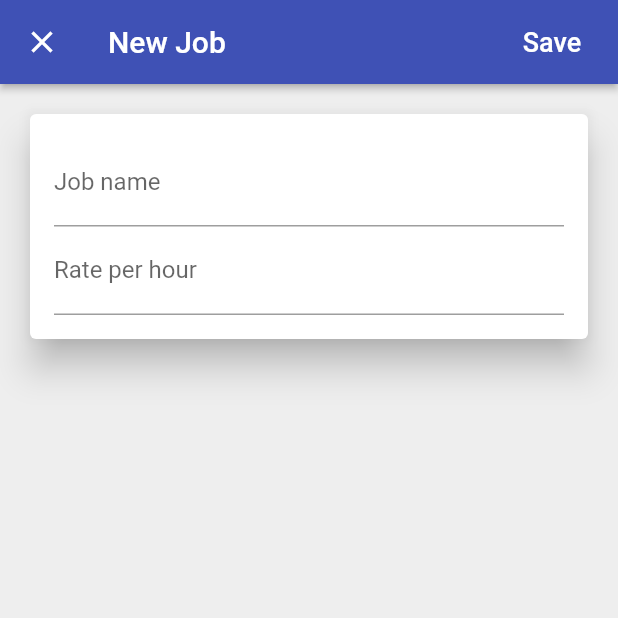
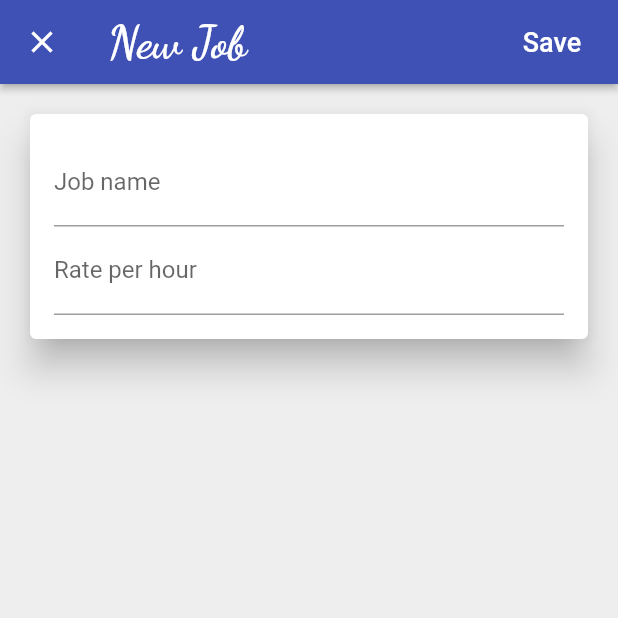
Before and after one commit to AbhishekMaira10/time-tracker-app, a Flutter app: the screen it shows once a user with an empty profile is signed in, after a tap on the "add" icon, on a phone screen of 412 x 824 dp, the top half of it. Run offline on Flutter 3.47's test engine with Material 2 defaults, Android fonts, the phone set to English and light mode, and no system bars; our stand-ins replace cloud_firestore, firebase_auth, google_sign_in, shimmer; missing offline and left inert: flutter_facebook_login; accounts and stored records are empty.

Commit message:
edditing existing jobs

```diff
--- a/lib/app/home/jobs/add_job_page.dart
+++ b/lib/app/home/jobs/edit_job_page.dart
@@ -6,16 +6,19 @@ import 'package:time_tracker_flutter_course/custom_widgets/platform_alert_dialog
 import 'package:time_tracker_flutter_course/custom_widgets/platform_exception_alert_dialog.dart';
 import 'package:time_tracker_flutter_course/services/database.dart';
 
-class AddJobPage extends StatefulWidget {
-  const AddJobPage({Key key, @required this.database}) : super(key: key);
+class EditJobPage extends StatefulWidget {
+  const EditJobPage({Key key, @required this.database, this.job})
+      : super(key: key);
   final Database database;
+  final Job job;
 
-  static Future<void> show(BuildContext context) async {
+  static Future<void> show(BuildContext context, {Job job}) async {
     final database = Provider.of<Database>(context);
     await Navigator.of(context).push(
       MaterialPageRoute(
-        builder: (context) => AddJobPage(
+        builder: (context) => EditJobPage(
           database: database,
+          job: job,
         ),
         fullscreenDialog: true,
       ),
@@ -23,14 +26,23 @@ class AddJobPage extends StatefulWidget {
   }
 
   @override
-  _AddJobPageState createState() => _AddJobPageState();
+  _EditJobPageState createState() => _EditJobPageState();
 }
 
-class _AddJobPageState extends State<AddJobPage> {
+class _EditJobPageState extends State<EditJobPage> {
   final _formKey = GlobalKey<FormState>();
 
   String _name;
   int _ratePerHour;
+
+  @override
+  void initState() {
+    super.initState();
+    if (widget.job != null) {
+      _name = widget.job.name;
+      _ratePerHour = widget.job.ratePerHour;
+    }
+  }
 
   final FocusNode _jobFocusNode = FocusNode();
   final FocusNode _rateFocusNode = FocusNode();
@@ -53,6 +65,9 @@ class _AddJobPageState extends State<AddJobPage> {
       try {
         final jobs = await widget.database.jobsStream().first;
         final allNames = jobs.map((job) => job.name).toList();
+        if (widget.job != null) {
+          allNames.remove(widget.job.name);
+        }
         if (allNames.contains(_name)) {
           PlatformAlertDialog(
                   title: 'Name already taken',
@@ -60,8 +75,9 @@ class _AddJobPageState extends State<AddJobPage> {
                   defaultActionText: 'Ok')
               .show(context);
         } else {
-          final job = Job(name: _name, ratePerHour: _ratePerHour);
-          await widget.database.createJob(job);
+          final id = widget.job?.id ?? documentIdFromCurrentDate();
+          final job = Job(id: id, name: _name, ratePerHour: _ratePerHour);
+          await widget.database.setJob(job);
           Navigator.of(context).pop();
         }
       } on PlatformException catch (e) {
@@ -78,7 +94,12 @@ class _AddJobPageState extends State<AddJobPage> {
     return Scaffold(
       appBar: AppBar(
         elevation: 2.0,
-        title: Text('New Job'),
+        title: Text(widget.job == null ? 'New Job' : 'Edit job',
+            style: TextStyle(
+              fontSize: 30.0,
+              fontWeight: FontWeight.w800,
+              fontFamily: 'DancingScript',
+            )),
         actions: <Widget>[
           FlatButton(
             child: Text(
@@ -124,6 +145,7 @@ class _AddJobPageState extends State<AddJobPage> {
       TextFormField(
         focusNode: _jobFocusNode,
         decoration: InputDecoration(labelText: 'Job name'),
+        initialValue: _name,
         validator: (value) => value.isNotEmpty ? null : 'Name can\'t be empty',
         onSaved: (value) => _name = value,
         textInputAction: TextInputAction.next,
@@ -132,6 +154,7 @@ class _AddJobPageState extends State<AddJobPage> {
       TextFormField(
         focusNode: _rateFocusNode,
         decoration: InputDecoration(labelText: 'Rate per hour'),
+        initialValue: _ratePerHour != null ? '$_ratePerHour' : null,
         keyboardType: TextInputType.numberWithOptions(
           signed: false,
           decimal: false,
--- a/lib/app/home/jobs/jobs_page.dart
+++ b/lib/app/home/jobs/jobs_page.dart
@@ -1,6 +1,7 @@
 import 'package:flutter/material.dart';
 import 'package:provider/provider.dart';
-import 'package:time_tracker_flutter_course/app/home/jobs/add_job_page.dart';
+import 'package:time_tracker_flutter_course/app/home/jobs/edit_job_page.dart';
+import 'package:time_tracker_flutter_course/app/home/jobs/jobs_list_file.dart';
 import 'package:time_tracker_flutter_course/app/home/models/job.dart';
 import 'package:time_tracker_flutter_course/custom_widgets/platform_alert_dialog.dart';
 import 'package:time_tracker_flutter_course/services/auth.dart';
@@ -81,7 +82,7 @@ class JobsPage extends StatelessWidget {
         body: _buildContents(context),
         floatingActionButton: FloatingActionButton(
             child: Icon(Icons.add, size: 35.0),
-            onPressed: () => AddJobPage.show(context)),
+            onPressed: () => EditJobPage.show(context)),
       ),
     );
   }
@@ -93,7 +94,12 @@ class JobsPage extends StatelessWidget {
       builder: (context, snapshot) {
         if (snapshot.hasData) {
           final jobs = snapshot.data;
-          final children = jobs.map((job) => Text(job.name)).toList();
+          final children = jobs
+              .map((job) => JobListTile(
+                    job: job,
+                    onTap: () => EditJobPage.show(context, job: job),
+                  ))
+              .toList();
           return ListView(children: children);
         }
         if (snapshot.hasError) {
--- a/lib/app/home/models/job.dart
+++ b/lib/app/home/models/job.dart
@@ -1,20 +1,21 @@
-
 import 'package:meta/meta.dart';
 
 class Job {
-  Job({@required this.name, @required this.ratePerHour});
+  Job({@required this.id, @required this.name, @required this.ratePerHour});
   final String name;
   final int ratePerHour;
+  final String id;
 
-  factory Job.fromMap(Map<String, dynamic> data) {
+  factory Job.fromMap(Map<String, dynamic> data, String documentId) {
     if (data == null) {
       return null;
     }
     final String name = data['name'];
     final int ratePerHour = data['ratePerHour'];
     return Job(
+      id: documentId,
       name: name,
-      ratePerHour: ratePerHour
+      ratePerHour: ratePerHour,
     );
   }
 
--- a/lib/services/firestore_service.dart
+++ b/lib/services/firestore_service.dart
@@ -13,11 +13,12 @@ class FirestoreService {
 
   Stream<List<T>> collectionStream<T>({
     @required String path,
-    @required T builder(Map<String, dynamic> data),
+    @required T builder(Map<String, dynamic> data, String documentId),
   }) {
     final reference = Firestore.instance.collection(path);
     final snapshots = reference.snapshots();
-    return snapshots.map((snapshot) =>
-        snapshot.documents.map((snapshot) => builder(snapshot.data)).toList());
+    return snapshots.map((snapshot) => snapshot.documents
+        .map((snapshot) => builder(snapshot.data, snapshot.documentID))
+        .toList());
   }
 }
```
Also changed, not shown: lib/app/home/jobs/jobs_list_file.dart (added, +18 -0 lines), lib/services/database.dart (+4 -4 lines).
